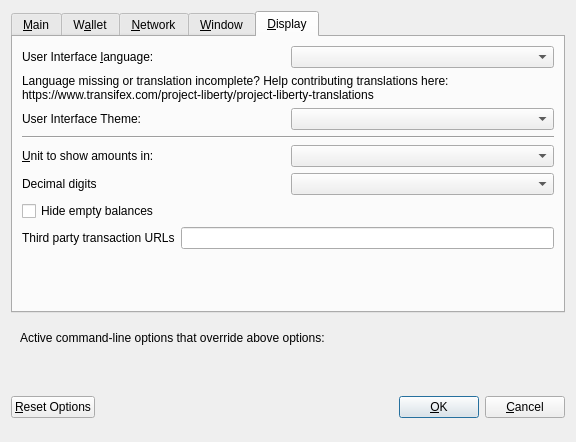
Qt form src/qt/forms/optionsdialog.ui (binarysculptor/wallet) before a commit.
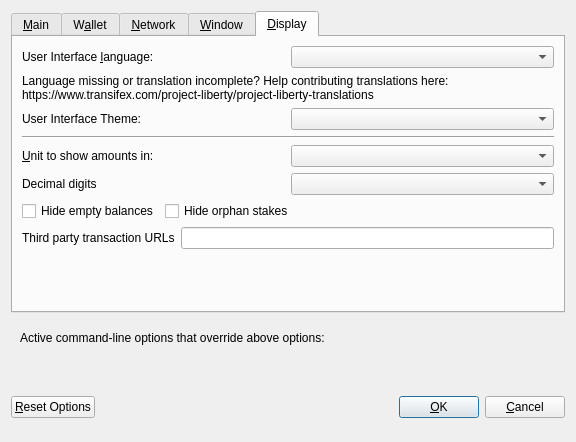
The same form after that commit. The open tabs and pages were chosen to show the change. Custom widgets are drawn as their Qt base class.

```diff
--- a/src/qt/forms/optionsdialog.ui
+++ b/src/qt/forms/optionsdialog.ui
@@ -521,7 +521,7 @@
         </widget>
        </item>
        <item>
-        <layout class="QHBoxLayout" name="horizontalLayout_4_Display" stretch="0,0">
+        <layout class="QHBoxLayout" name="horizontalLayout_2_Display" stretch="0,0">
          <item>
           <widget class="QLabel" name="themeLabel">
            <property name="text">
@@ -542,7 +542,7 @@
         </widget>
        </item>
        <item>
-        <layout class="QHBoxLayout" name="horizontalLayout_2_Display">
+        <layout class="QHBoxLayout" name="horizontalLayout_3_Display">
          <item>
           <widget class="QLabel" name="unitLabel">
            <property name="text">
@@ -566,7 +566,7 @@
         </layout>
        </item>
        <item>
-        <layout class="QHBoxLayout" name="horizontalLayout_5_Display">
+        <layout class="QHBoxLayout" name="horizontalLayout_4_Display">
          <item>
           <widget class="QLabel" name="digitsLabel">
            <property name="text">
@@ -580,6 +580,8 @@
         </layout>
        </item>
        <item>
+        <layout class="QHBoxLayout" name="horizontalLayout_5_Display">
+         <item>
         <widget class="QCheckBox" name="checkBoxHideZeroBalances">
          <property name="toolTip">
           <string>Hide empty balances</string>
@@ -593,7 +595,32 @@
         </widget>
        </item>
        <item>
-        <layout class="QHBoxLayout" name="horizontalLayout_3_Display">
+          <widget class="QCheckBox" name="checkBoxHideOrphans">
+           <property name="toolTip">
+            <string>Hide orphan stakes in transaction lists</string>
+           </property>
+           <property name="text">
+            <string>Hide orphan stakes</string>
+           </property>
+          </widget>
+         </item>
+         <item>
+          <spacer name="horizontalSpacer">
+           <property name="orientation">
+            <enum>Qt::Horizontal</enum>
+           </property>
+           <property name="sizeHint" stdset="0">
+            <size>
+             <width>40</width>
+             <height>20</height>
+            </size>
+           </property>
+          </spacer>
+         </item>
+        </layout>
+       </item>
+       <item>
+        <layout class="QHBoxLayout" name="horizontalLayout_6_Display">
          <item>
           <widget class="QLabel" name="thirdPartyTxUrlsLabel">
            <property name="toolTip">
```
Left out of the diff: 2 changed lines with no effect on the pictures. Lines whose indentation alone changed are shown as unchanged.
